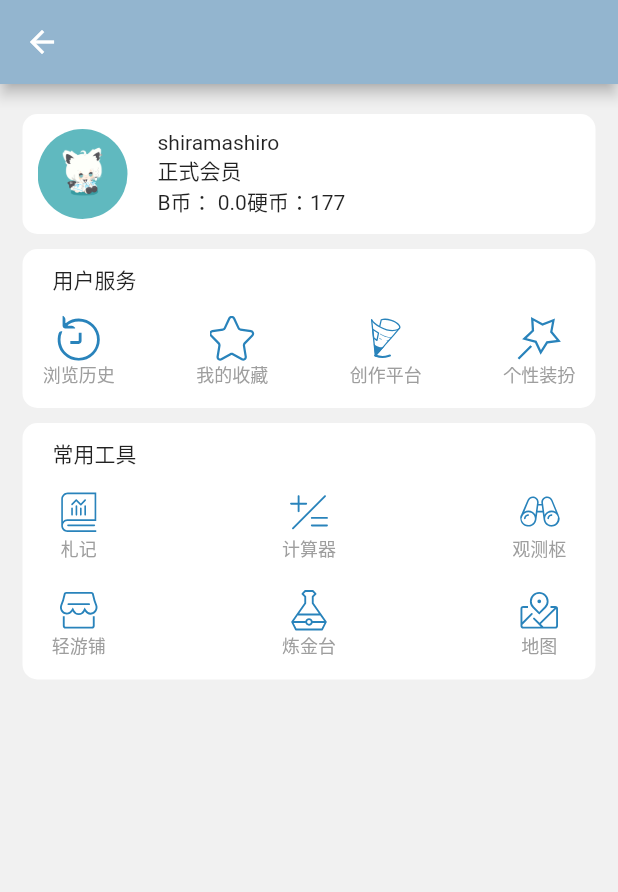
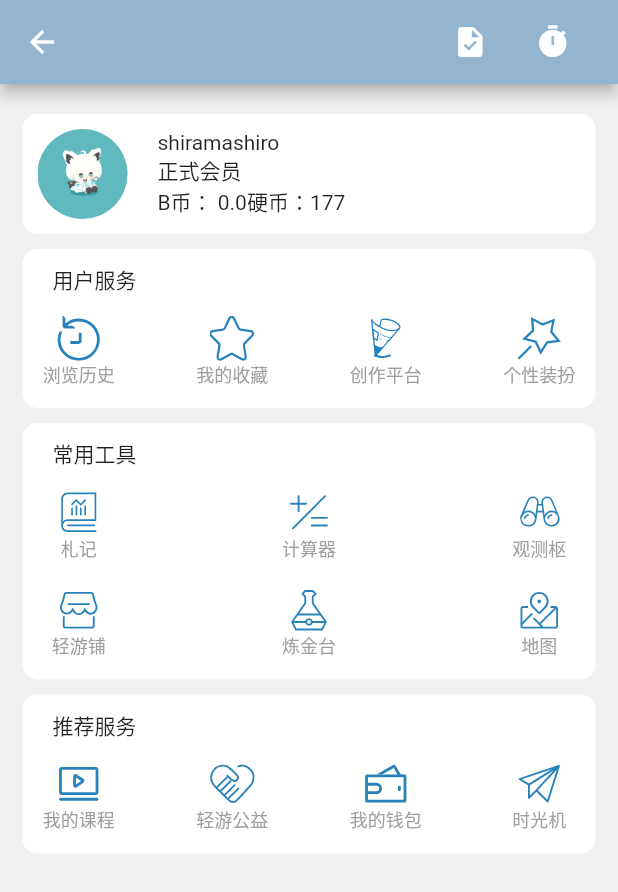
Before and after one commit to shiramashiro/qingyou_mobile, a Flutter app: the UserPage screen opened directly, on a phone screen of 412 x 824 dp. Shown: the top 892 px of the screen. Run offline on Flutter 3.47's test engine with Material 2 defaults, Android fonts, the phone set to English and light mode, and no system bars; our stand-ins replace dio, flutter_easyloading, flutter_screenutil, flutter_svg, image_picker, shared_preferences; missing offline and left inert: proste_indexed_stack; accounts and stored records are empty.

Commit message:
我的页面静态布局已完成

```diff
--- a/lib/components/actionable_icon.dart
+++ b/lib/components/actionable_icon.dart
@@ -9,14 +9,16 @@ class ActionableIcon extends StatelessWidget {
   final double iconSize;
   final double fontSize;
   final String? text;
-  final String path;
+  final String? path;
   final Color textColor;
   final OnTap? onTap;
   final Color? svgColor;
+  final IconData? iconData;
 
   const ActionableIcon({
     Key? key,
-    required this.path,
+    this.path,
+    this.iconData,
     this.text,
     this.holeSize = 55,
     this.iconSize = 30,
@@ -27,22 +29,30 @@ class ActionableIcon extends StatelessWidget {
   }) : super(key: key);
 
   Widget _createIcon() {
-    if (Detection.detectSvg(path)) {
-      return SvgPicture.asset(
-        path,
+    Widget widget = Container();
+    if (iconData != null) {
+      widget = Icon(iconData);
+    } else {
+      if (path != null) {
+        if (Detection.detectSvg(path!)) {
+          widget = SvgPicture.asset(
+            path!,
             width: iconSize,
             height: iconSize,
             color: svgColor,
             fit: BoxFit.cover,
           );
         } else {
-      return Image(
-        image: AssetImage(path),
+          widget = Image(
+            image: AssetImage(path!),
             fit: BoxFit.cover,
             width: iconSize,
             height: iconSize,
           );
         }
+      }
+    }
+    return widget;
   }
 
   Widget _createText() {
--- a/lib/components/floating_datum.dart
+++ b/lib/components/floating_datum.dart
@@ -87,11 +87,11 @@ class FloatingDatum extends StatelessWidget {
 
   FloatingDatum({
     Key? key,
+    required this.decoration,
     required this.child,
     this.color = Colors.white,
     this.radius = 10,
     this.title,
-    required this.decoration,
   }) : super(key: key);
 
   Widget _createTitle() {
--- a/lib/pages/user_page.dart
+++ b/lib/pages/user_page.dart
@@ -31,7 +31,7 @@ class _UserPageState extends State<UserPage> {
     );
   }
 
-  Widget _createUserPlank() {
+  Widget _createUserData() {
     return FloatingDatum(
       decoration: const FloatingDatumDecoration(padding: 10),
       child: Row(
@@ -45,7 +45,7 @@ class _UserPageState extends State<UserPage> {
     );
   }
 
-  Widget _createUserUtils() {
+  Widget _createCommonUtils() {
     return FloatingDatum(
       title: FloatingDatumTitle(
         title: const Text("常用工具"),
@@ -80,7 +80,7 @@ class _UserPageState extends State<UserPage> {
     );
   }
 
-  Widget _createUserService() {
+  Widget _createBasicService() {
     return FloatingDatum(
       title: FloatingDatumTitle(
         title: const Text("用户服务"),
@@ -100,24 +100,57 @@ class _UserPageState extends State<UserPage> {
     );
   }
 
-  Widget _createUserExploration() {
+  Widget _createReferralService() {
+    return FloatingDatum(
+      title: FloatingDatumTitle(
+        title: const Text("推荐服务"),
+        decoration: const FloatingDatumDecoration(mleft: 10, mbottom: 10),
+      ),
+      decoration: const FloatingDatumDecoration(padding: 10, mtop: 10),
+      child: Row(
+        crossAxisAlignment: CrossAxisAlignment.center,
+        mainAxisAlignment: MainAxisAlignment.spaceBetween,
+        children: const [
+          ActionableIcon(text: '我的课程', path: "assets/icons/classes.svg"),
+          ActionableIcon(text: '轻游公益', path: "assets/icons/public_welfare.svg"),
+          ActionableIcon(text: '我的钱包', path: "assets/icons/wallet.svg"),
+          ActionableIcon(text: '时光机', path: "assets/icons/time_machine.svg"),
+        ],
+      ),
+    );
+  }
+
+  Widget _createMoreService() {
     return Container();
+  }
+
+  Widget _createAppBarTitle() {
+    return Row(
+      mainAxisAlignment: MainAxisAlignment.end,
+      children: const [
+        ActionableIcon(iconData: Icons.task),
+        ActionableIcon(iconData: Icons.timer),
+      ],
+    );
   }
 
   @override
   Widget build(BuildContext context) {
     return Scaffold(
-      appBar: AppBar(),
+      appBar: AppBar(
+        title: _createAppBarTitle(),
+      ),
       body: Container(
         color: const Color.fromRGBO(239, 239, 239, 0.8),
         child: Container(
           margin: const EdgeInsets.only(top: 20, left: 15, right: 15),
           child: Column(
             children: [
-              _createUserPlank(),
-              _createUserService(),
-              _createUserUtils(),
-              _createUserExploration(),
+              _createUserData(),
+              _createBasicService(),
+              _createCommonUtils(),
+              _createReferralService(),
+              _createMoreService(),
             ],
           ),
         ),
```
Also changed, not shown: assets/icons/classes.svg (added), assets/icons/public_welfare.svg (added), assets/icons/time_machine.svg (added), assets/icons/wallet.svg (added). Lines whose indentation alone changed are shown as unchanged.
